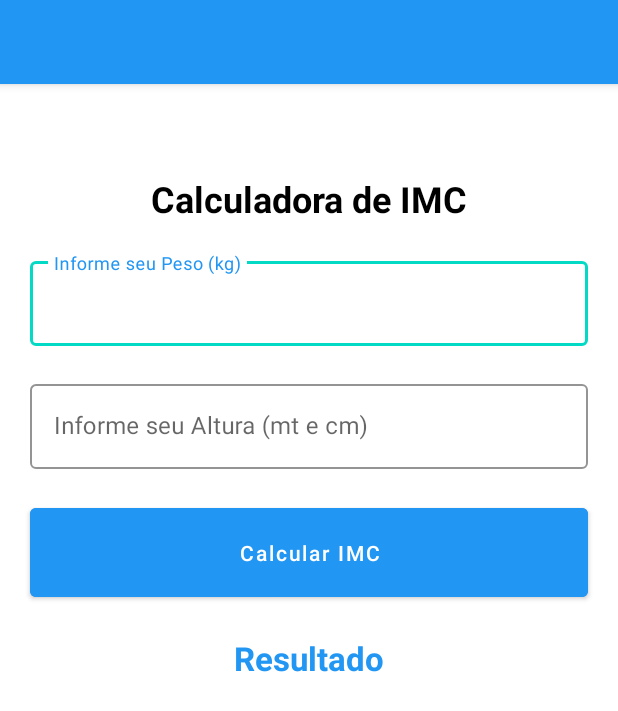
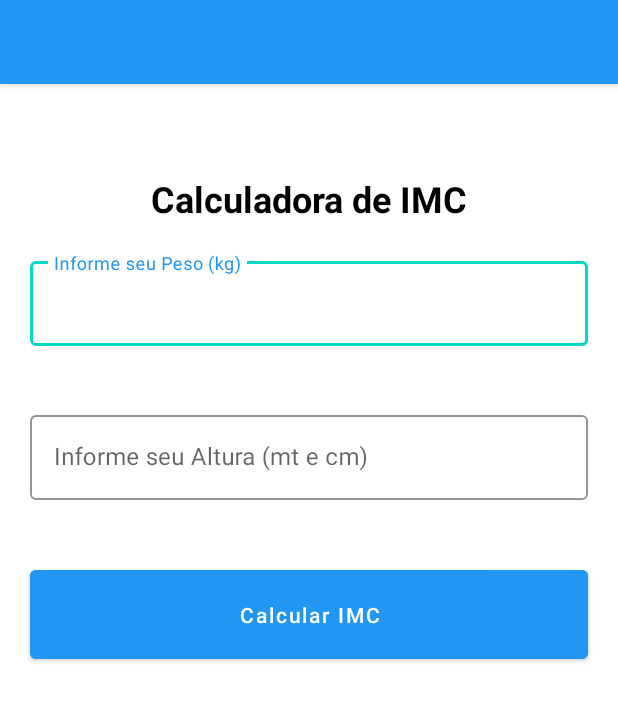
Before and after one commit to diegobpaula/CalculadoraIMC, an Android app: the screen it shows after launch (MainActivity), on a phone screen of 412 x 824 dp. Shown: the top 711 px of the screen. Run offline under Robolectric (Android 15) with nearby library versions, the phone set to English and light mode, and no system bars.

Commit message:
creating calculator

```diff
--- a/app/build.gradle
+++ b/app/build.gradle
@@ -25,6 +25,10 @@ android {
         sourceCompatibility JavaVersion.VERSION_1_8
         targetCompatibility JavaVersion.VERSION_1_8
     }
+
+    viewBinding{
+        enabled = true
+    }
 }
 
 dependencies {
--- a/app/src/main/res/layout/activity_main.xml
+++ b/app/src/main/res/layout/activity_main.xml
@@ -28,6 +28,7 @@
         android:layout_marginEnd="20dp"
         android:hint="Informe seu Peso (kg)"
         app:boxStrokeColor="@color/teal_200"
+        app:errorEnabled="true"
         app:hintTextColor="@color/blue">
 
         <com.google.android.material.textfield.TextInputEditText
@@ -47,6 +48,7 @@
         android:layout_marginEnd="20dp"
         android:hint="Informe seu Altura (mt e cm)"
         app:boxStrokeColor="@color/teal_200"
+        app:errorEnabled="true"
         app:hintTextColor="@color/blue">
 
         <com.google.android.material.textfield.TextInputEditText
@@ -63,24 +65,22 @@
         android:layout_marginStart="20dp"
         android:layout_marginTop="20dp"
         android:layout_marginEnd="20dp"
+        android:backgroundTint="@color/blue"
         android:padding="20dp"
         android:text="Calcular IMC"
-        android:textColor="@color/white"
         android:textAllCaps="false"
-        android:backgroundTint="@color/blue"
-        />
+        android:textColor="@color/white" />
 
     <TextView
         android:id="@+id/txtResultado"
         android:layout_width="match_parent"
         android:layout_height="wrap_content"
-        android:text="Resultado"
+        android:layout_margin="20dp"
+        android:gravity="center"
+        android:text=""
+        android:textColor="@color/blue"
         android:textSize="22sp"
-        android:textColor="@color/blue"
-        android:textStyle="bold"
-        android:gravity="center"
-        android:layout_margin="20dp"
-        />
+        android:textStyle="bold" />
 
 
 </androidx.appcompat.widget.LinearLayoutCompat>
```
Also changed, not shown: app/src/main/java/com/example/calculadoradeimc/MainActivity.java (+43 -1 lines).
